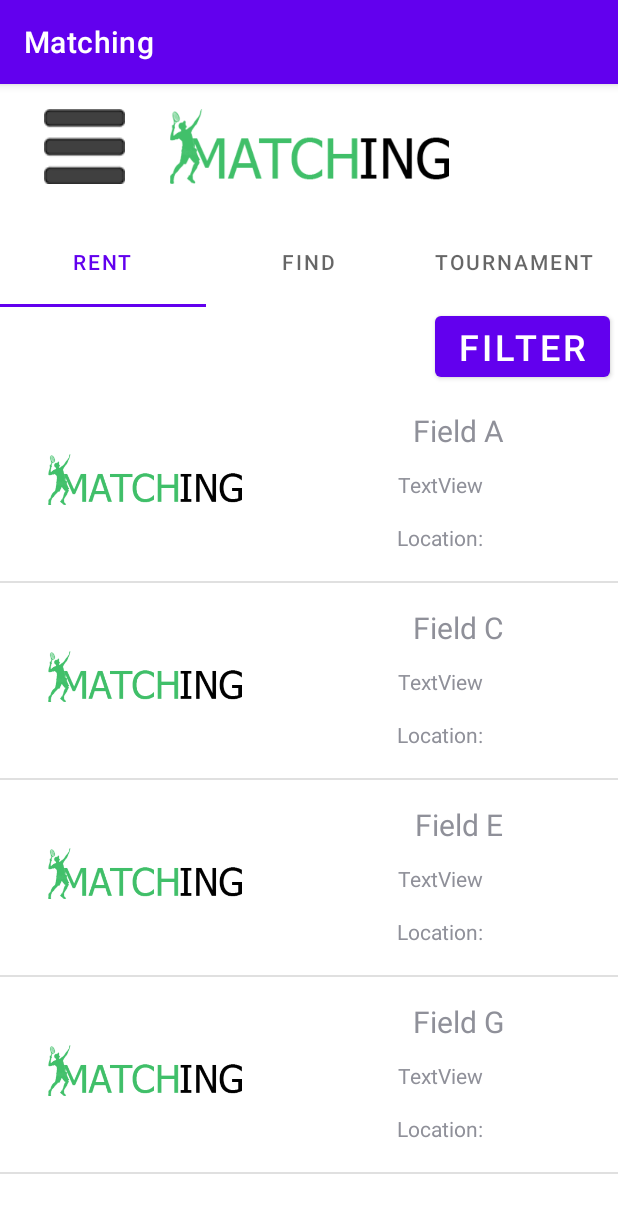
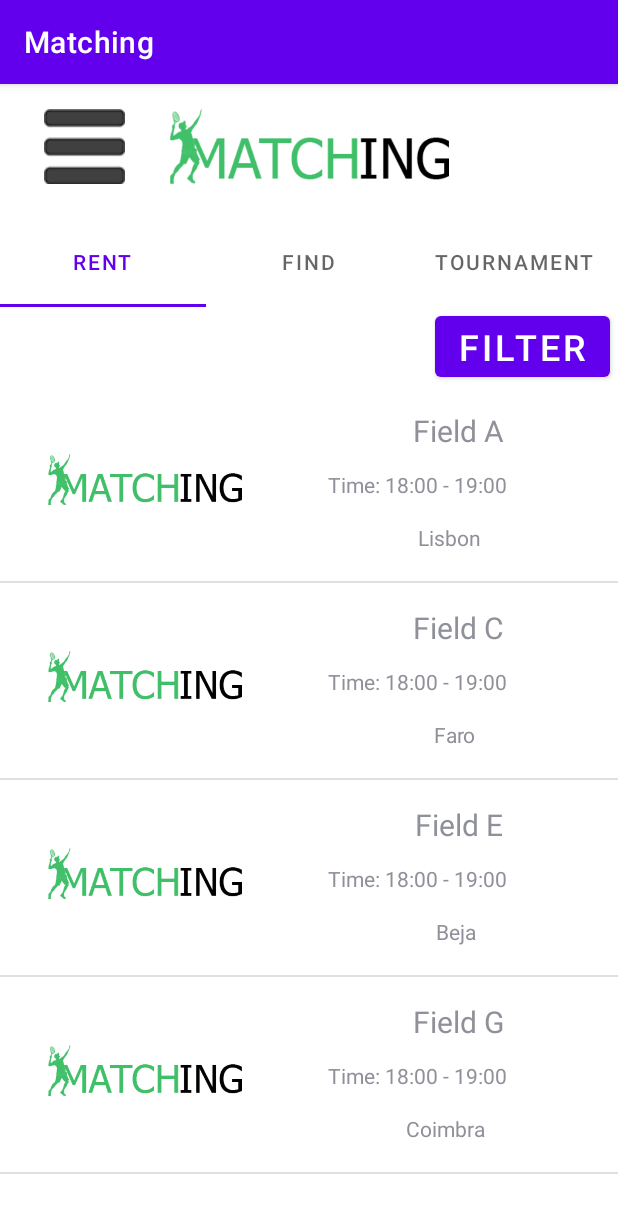
Before and after one commit to rnribeiro/Matching, an Android app: the MatchActivity screen opened directly, with no data from a screen before it, on a phone screen of 412 x 824 dp. Shown: the top 1213 px of the screen. Run offline under Robolectric (Android 15) with nearby library versions, the phone set to English and light mode, and no system bars.

Commit message:
Updated field detail

```diff
--- a/app/src/main/java/com/example/matching/FieldAdapter.java
+++ b/app/src/main/java/com/example/matching/FieldAdapter.java
@@ -25,11 +25,14 @@ public class FieldAdapter extends ArrayAdapter<Field> {
         if(convertView == null) {
             convertView = LayoutInflater.from(getContext()).inflate(R.layout.field_cell, parent, false);
         }
-        TextView tv = (TextView) convertView.findViewById(R.id.cell_field_name);
-        ImageView iv = (ImageView) convertView.findViewById(R.id.cell_field_image);
-
-        tv.setText(field.getName());
-        iv.setImageResource(field.getImage());
+        TextView cell_field_name = (TextView) convertView.findViewById(R.id.cell_field_name);
+        ImageView cell_field_image = (ImageView) convertView.findViewById(R.id.cell_field_image);
+        TextView location_cell_text = convertView.findViewById(R.id.location_cell_text);
+        TextView time_cell_text = convertView.findViewById(R.id.time_cell_text);
+        cell_field_name.setText(field.getName());
+        cell_field_image.setImageResource(field.getImage());
+        location_cell_text.setText(field.getLocation());
+        time_cell_text.setText("Time: 18:00 - 19:00");
 
         return convertView;
     }
--- a/app/src/main/java/com/example/matching/MatchActivity.java
+++ b/app/src/main/java/com/example/matching/MatchActivity.java
@@ -114,7 +114,7 @@ public class MatchActivity extends AppCompatActivity {
         tabs.addOnTabSelectedListener(new TabLayout.OnTabSelectedListener() {
             @Override
             public void onTabSelected(TabLayout.Tab tab) {
-                filterHidden=false;
+                filterHidden=true;
                 hideFilter();
                 switch (tab.getPosition()) {
                     case 0:
@@ -146,7 +146,7 @@ public class MatchActivity extends AppCompatActivity {
         fieldsListView.setOnItemClickListener(new AdapterView.OnItemClickListener() {
             @Override
             public void onItemClick(AdapterView<?> adapterView, View view, int position, long l) {
-                filterHidden = false;
+                filterHidden = true;
                 hideFilter();
                 Field selectField = (Field) (fieldsListView.getItemAtPosition(position));
                 if (selectField.getMatching_type().equals("Rent")){
--- a/app/src/main/res/layout/field_cell.xml
+++ b/app/src/main/res/layout/field_cell.xml
@@ -30,15 +30,15 @@
     <TextView
             android:text="TextView"
             android:layout_width="wrap_content"
-            android:layout_height="wrap_content" android:id="@+id/timeTextView"
+            android:layout_height="wrap_content" android:id="@+id/time_cell_text"
             app:layout_constraintEnd_toEndOf="parent"
             app:layout_constraintBottom_toBottomOf="parent" app:layout_constraintTop_toTopOf="parent"
             app:layout_constraintVertical_bias="0.504" app:layout_constraintStart_toStartOf="parent"
-            app:layout_constraintHorizontal_bias="0.747"/>
+            app:layout_constraintHorizontal_bias="0.747" android:textAlignment="center"/>
     <TextView
             android:text="Location: "
             android:layout_width="wrap_content"
-            android:layout_height="wrap_content" android:id="@+id/LocationTextView"
+            android:layout_height="wrap_content" android:id="@+id/location_cell_text"
             app:layout_constraintEnd_toEndOf="parent"
             app:layout_constraintBottom_toBottomOf="parent" app:layout_constraintTop_toTopOf="parent"
             app:layout_constraintVertical_bias="0.828" app:layout_constraintStart_toStartOf="parent"
```
